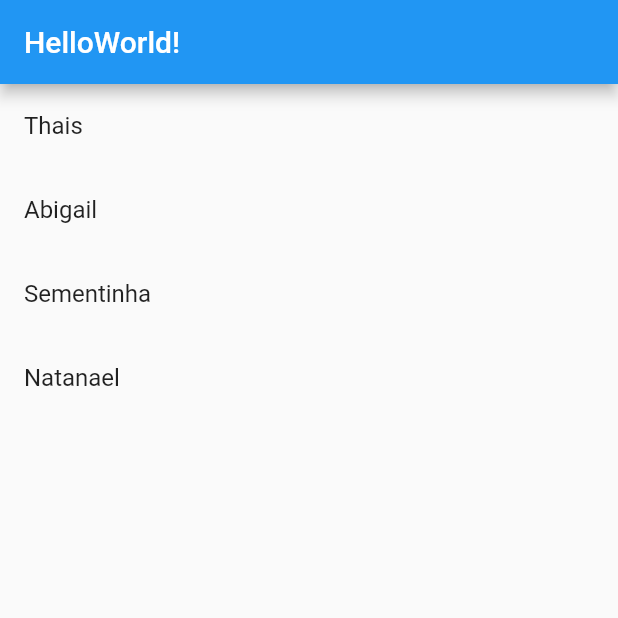
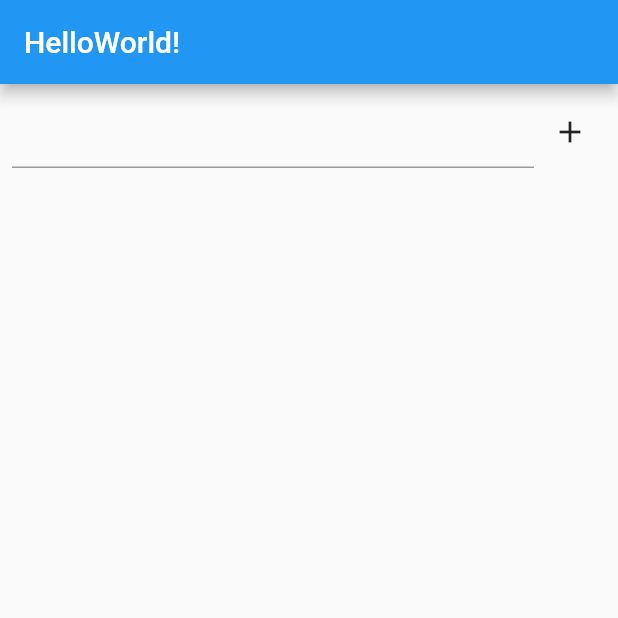
Before and after one commit to natanael-vieira/hello_world, a Flutter app: the screen it shows after launch, on a phone screen of 412 x 824 dp, the top half of it. Run offline on Flutter 3.47's test engine with Material 2 defaults, Android fonts, the phone set to English and light mode, and no system bars.

Commit message:
Update home_page.dart
Exclusão das linhas dos commits anteriores e criação de uma lista dentro do app

```diff
--- a/lib/home_page.dart
+++ b/lib/home_page.dart
@@ -1,31 +1,4 @@
-import 'dart:developer';
-
 import 'package:flutter/material.dart';
-import 'package:hello_world/home_controller.dart';
-
-/*class HomePage extends StatelessWidget {
-  const HomePage({Key? key}) : super(key: key);
-
-  @override
-  Widget build(BuildContext context) {
-    var controller = HomeController.of(context);
-    return Scaffold(
-      appBar: AppBar(
-        title: Text('HelloWorld!'),
-      ),
-      body: Center(
-        child: Text('Clicou ${controller.value}'),
-      ),
-      floatingActionButton: FloatingActionButton(
-        child: Icon(Icons.add),
-        onPressed: () {
-          controller.increment();
-        },
-      ),
-    );
-  }
-}
-*/
 
 class HomePage extends StatefulWidget {
   const HomePage({Key? key}) : super(key: key);
@@ -35,40 +8,52 @@ class HomePage extends StatefulWidget {
 }
 
 class _HomePageState extends State<HomePage> {
-  var counter = 0;
+
+  final controller = TextEditingController();
+  final list = <String>[];
 
   @override
   Widget build(BuildContext context) {
-    final names = ['Thais', 'Abigail', 'Sementinha', 'Natanael'];
     return Scaffold(
       appBar: AppBar(
         title: const Text('HelloWorld!'),
       ),
-      body: SizedBox(
-        width: double.infinity,
-        height: double.infinity,
-        child: ListView.builder(
-          itemCount: names.length,
-          itemBuilder: (context, index) {
-            final name = names[index];
-            return ListTile(
-              title: Text(name),
-            );
-          },
-        ),
+      body: Column(
+        children: [
+          Padding(
+            padding: const EdgeInsets.all(8.0),
+            child: Row(
+              children: [
+                Expanded(
+                  child: TextField(
+                    controller: controller,
+                  ),
+                ),
+                IconButton(
+                    onPressed: () {
+                      final text = controller.text;
+                      list.add(text);
+                      setState(() {
+
+                      });
+                      controller.clear();
+                    },
+                    icon: const Icon(Icons.add)),
+              ],
+            ),
+          ),
+          Expanded(
+            child: ListView.builder(
+                itemCount: list.length,
+                itemBuilder: (context, index) {
+                  final item = list[index];
+                  return ListTile(
+                    title: Text(item),
+                  );
+                }),
+          ),
+        ],
       ),
     );
-    // body: Center(
-    //   child: Text('Clique $counter'),
-    // ),
-    // floatingActionButton: FloatingActionButton(
-    //   child: Icon(Icons.add),
-    //   onPressed: () {
-    //     setState(() {
-    //       counter++;
-    //     });
-
-    //   },
-    // ),
   }
 }
```
